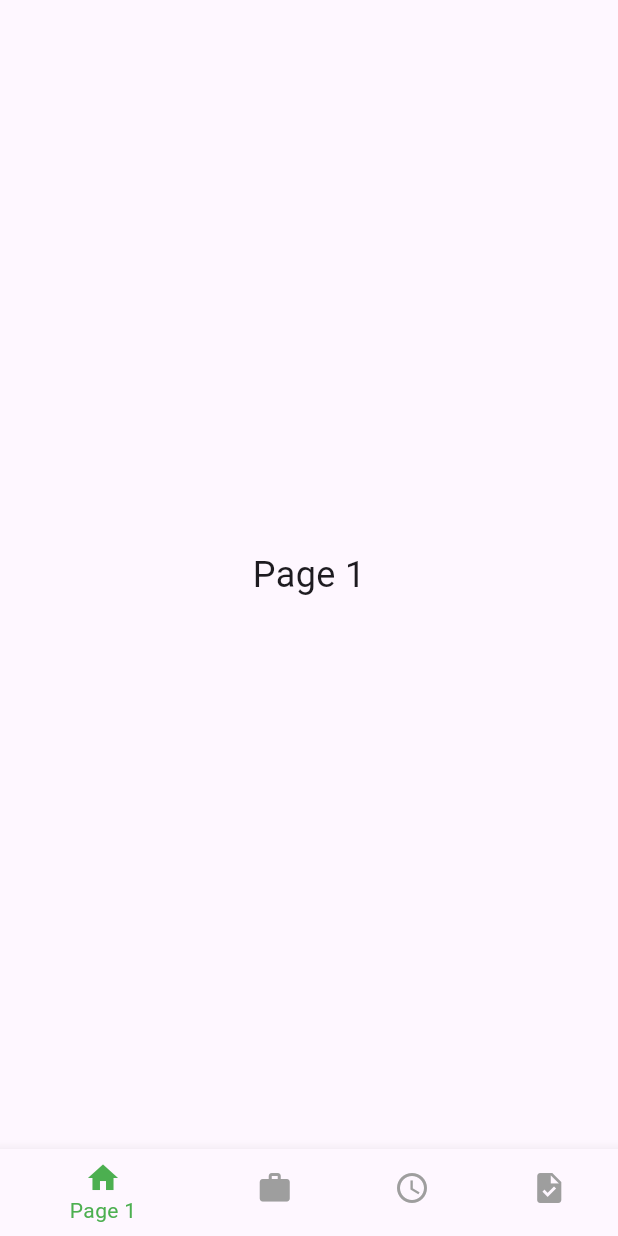
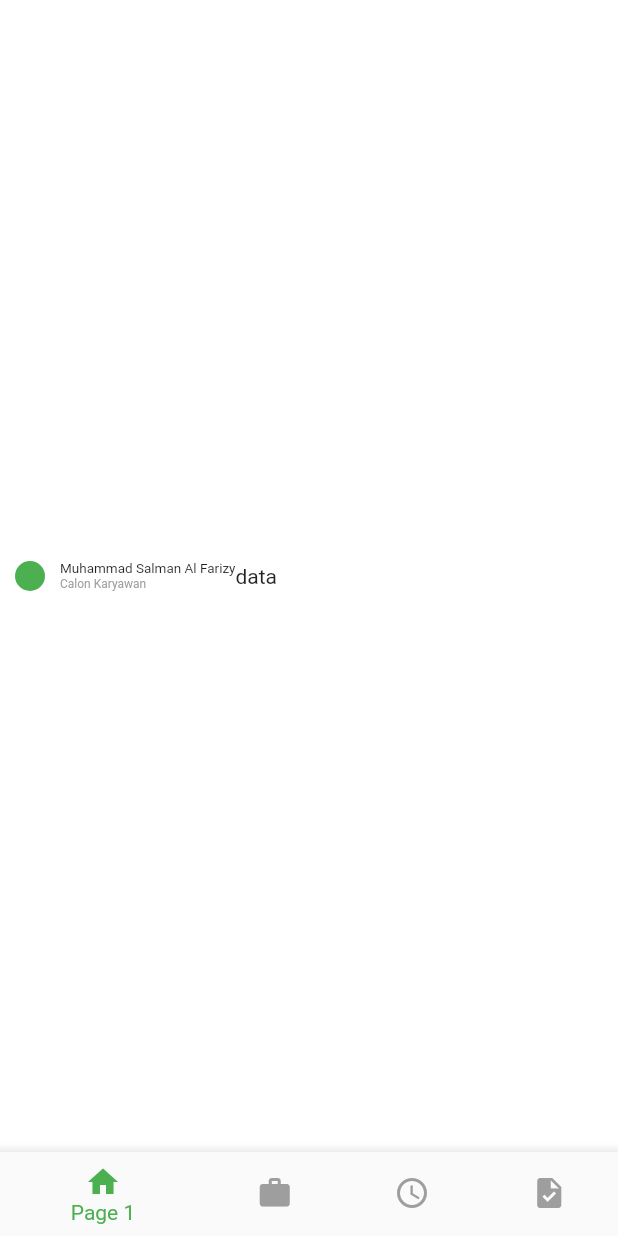
Before and after one commit to SIMPLIX07/KerjaKuy_PPB, a Flutter app: the screen it shows after launch, on a phone screen of 412 x 824 dp. Run offline on Flutter 3.47's test engine with Material 3 defaults, Android fonts, the phone set to English and light mode, and no system bars.

Commit message:
page 1 10%

```diff
--- a/lib/main.dart
+++ b/lib/main.dart
@@ -9,9 +9,15 @@ class MyApp extends StatelessWidget {
 
   @override
   Widget build(BuildContext context) {
-    return const MaterialApp(
+    return MaterialApp(
       debugShowCheckedModeBanner: false,
-      home: HomePage(),
+      theme: ThemeData(
+        useMaterial3: false,
+        bottomNavigationBarTheme: const BottomNavigationBarThemeData(
+          backgroundColor: Colors.white,
+        ),
+      ),
+      home: const HomePage(),
     );
   }
 }
@@ -40,59 +46,79 @@ class _HomePageState extends State<HomePage> {
   @override
   Widget build(BuildContext context) {
     return Scaffold(
+      backgroundColor: Colors.white,
       body: SafeArea(
         child: PageView(
           controller: _pageController,
           onPageChanged: _onPageChanged,
-          children: const [
-            Center(
-              child: Text(
-                "Page 1",
-                style: TextStyle(
-                  fontSize: 24)
-                  )
+          children: [
+            Stack(
+              children: [
+                Align(
+                  alignment: Alignment.topLeft,
+                  child: Padding(
+                    padding: const EdgeInsets.all(10),
+                    child: Row(
+                      mainAxisSize: MainAxisSize.min,
+                      crossAxisAlignment:
+                          CrossAxisAlignment.center,
+                      children: [
+                        Container(
+                          width: 20,
+                          height: 20,
+                          decoration: const BoxDecoration(
+                            color: Colors.green,
+                            shape: BoxShape.circle,
                           ),
+                        ),
+                        const SizedBox(width: 10),
+                        const Column(
+                          crossAxisAlignment: CrossAxisAlignment.start,
+                          mainAxisAlignment: MainAxisAlignment.center,
+                          children: [
+                            Text(
+                              "Muhammad Salman Al Farizy",
+                              style: TextStyle(fontSize: 9),
+                            ),
+                            Text(
+                              "Calon Karyawan",
+                              style: TextStyle(fontSize: 8, color: Colors.grey),
+                            ),
+                          ],
+                        ),
+                        Text("data")
+                      ],
+                    ),
+                  ),
+                ),
+              ],
+            ),
+
             Column(
               crossAxisAlignment: CrossAxisAlignment.start,
               children: [
                 Text(
                   "Test Safe   Area",
-                  style: TextStyle(
-                    fontSize: 18,
-                    fontWeight: FontWeight.bold
-                  ),
+                  style: TextStyle(fontSize: 18, fontWeight: FontWeight.bold),
                 ),
                 Expanded(
                   child: Center(
-                    child: Text(
-                      "Page 2",
-                      style: TextStyle(
-                        fontSize: 24)
-                    ),
+                    child: Text("Page 2", style: TextStyle(fontSize: 24)),
                   ),
                 ),
               ],
             ),
-            Center(
-              child: Text(
-                "Page 3",
-                style: TextStyle(
-                  fontSize: 24
-                  )
-              )
-            ),
-            Center(
-              child: Text(
-                "Page 3",
-                style: TextStyle(
-                  fontSize: 24
-                  )
-              )
-            ),
+            Center(child: Text("Page 3", style: TextStyle(fontSize: 24))),
+            Center(child: Text("Page 3", style: TextStyle(fontSize: 24))),
           ],
         ),
       ),
-      bottomNavigationBar: BottomNavigationBar(
+      bottomNavigationBar: PhysicalModel(
+        color: Colors.white,
+        elevation: 8,
+        shadowColor: Colors.black,
+        child: BottomNavigationBar(
+          backgroundColor: Colors.white,
           currentIndex: _currentIndex,
           onTap: _onItemTapped,
           selectedItemColor: Colors.green,
@@ -100,9 +126,13 @@ class _HomePageState extends State<HomePage> {
           items: const [
             BottomNavigationBarItem(icon: Icon(Icons.home), label: "Page 1"),
             BottomNavigationBarItem(icon: Icon(Icons.work), label: "Page 2"),
-          BottomNavigationBarItem(icon: Icon(Icons.schedule), label: "Page 3"),
+            BottomNavigationBarItem(
+              icon: Icon(Icons.schedule),
+              label: "Page 3",
+            ),
             BottomNavigationBarItem(icon: Icon(Icons.task), label: "Page 4"),
           ],
+        ),
       ),
     );
   }
```
Lines whose indentation alone changed are shown as unchanged.
